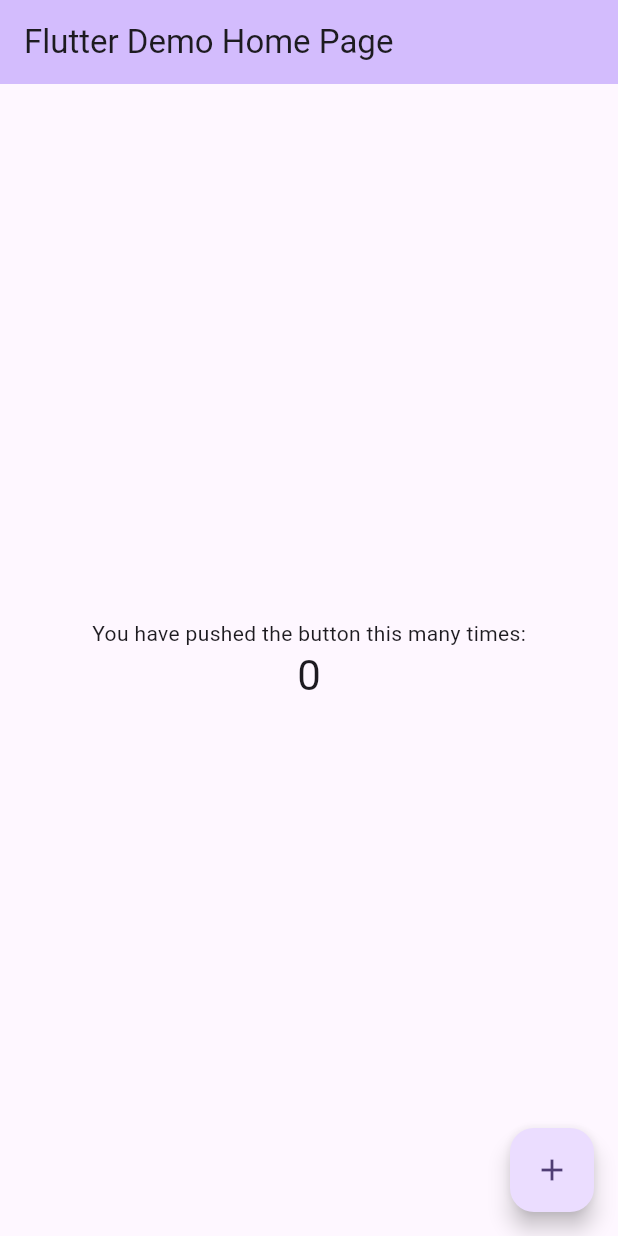
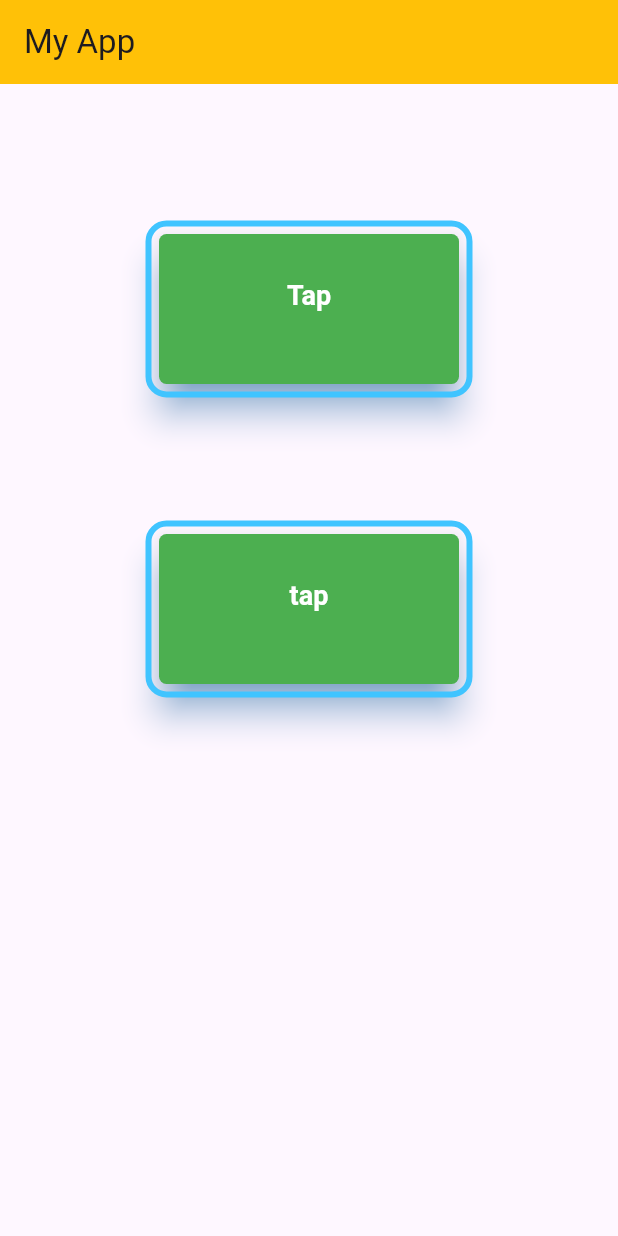
Before and after one commit to SAKIB0004/ostad_batch_8, a Flutter app: the screen it shows after launch, on a phone screen of 412 x 824 dp. Run offline on Flutter 3.47's test engine with Material 3 defaults, Android fonts, the phone set to English and light mode, and no system bars.

Commit message:
images-row-column

```diff
--- a/lib/main.dart
+++ b/lib/main.dart
@@ -1,125 +1,121 @@
+import 'package:flutter/cupertino.dart';
 import 'package:flutter/material.dart';
 
-void main() {
-  runApp(const MyApp());
+void main(){
+  runApp(myApp());
 }
 
-class MyApp extends StatelessWidget {
-  const MyApp({super.key});
-
-  // This widget is the root of your application.
+class myApp extends StatelessWidget{
   @override
   Widget build(BuildContext context) {
     return MaterialApp(
-      title: 'Flutter Demo',
-      theme: ThemeData(
-        // This is the theme of your application.
-        //
-        // TRY THIS: Try running your application with "flutter run". You'll see
-        // the application has a purple toolbar. Then, without quitting the app,
-        // try changing the seedColor in the colorScheme below to Colors.green
-        // and then invoke "hot reload" (save your changes or press the "hot
-        // reload" button in a Flutter-supported IDE, or press "r" if you used
-        // the command line to start the app).
-        //
-        // Notice that the counter didn't reset back to zero; the application
-        // state is not lost during the reload. To reset the state, use hot
-        // restart instead.
-        //
-        // This works for code too, not just values: Most code changes can be
-        // tested with just a hot reload.
-        colorScheme: ColorScheme.fromSeed(seedColor: Colors.deepPurple),
-        useMaterial3: true,
+      debugShowCheckedModeBanner: false,
+      title:"Hello World",
+      home: home(),
+    );
+  }
+
+}
+
+class home extends StatelessWidget {
+  const home({super.key});
+
+
+
+  @override
+  Widget build(BuildContext context) {
+    return Scaffold(
+
+      appBar: AppBar(
+        title: Text("My App"),
+        backgroundColor: Colors.amber,
       ),
-      home: const MyHomePage(title: 'Flutter Demo Home Page'),
+
+      body: Center(
+        child: Column(
+          children: [
+            SizedBox(
+              height: 100,
+            ),
+            ElevatedButton(
+              style: ElevatedButton.styleFrom(
+                backgroundColor: Colors.green,
+                foregroundColor: Colors.white,
+                textStyle: TextStyle(
+                  fontSize: 18,
+                  fontWeight: FontWeight.w600,
+                ),
+                alignment: Alignment.topCenter,
+                padding: EdgeInsets.symmetric(
+                    horizontal: 60,
+                    vertical: 30
+                ),
+                shadowColor: Colors.blue,
+                elevation: 10,
+                shape: RoundedRectangleBorder(
+                  borderRadius: BorderRadius.circular(5),
+                  side: BorderSide(
+                    color: Colors.lightBlueAccent,
+                    width: 4,
+                    strokeAlign: 3.5,
+
+                  ),
+
+                ),
+                maximumSize: Size(200, 100),
+                minimumSize: Size(200, 100),
+
+              ),
+            onPressed: (){
+                print("Tapped on elevated button 1");
+                },
+            child: Text("Tap"),
+
+            ),
+
+            SizedBox(height:100),
+
+            TextButton(
+              style: TextButton.styleFrom(
+                backgroundColor: Colors.green,
+                foregroundColor: Colors.white,
+                textStyle: TextStyle(
+                  fontSize: 18,
+                  fontWeight: FontWeight.w600,
+                ),
+                alignment: Alignment.topCenter,
+                padding: EdgeInsets.symmetric(
+                    horizontal: 60,
+                    vertical: 30
+                ),
+                shadowColor: Colors.blue,
+                elevation: 10,
+                shape: RoundedRectangleBorder(
+                  borderRadius: BorderRadius.circular(5),
+                  side: BorderSide(
+                    color: Colors.lightBlueAccent,
+                    width: 4,
+                    strokeAlign: 3.5,
+
+                  ),
+
+                ),
+                maximumSize: Size(200, 100),
+                minimumSize: Size(200, 100),
+              ),
+              onPressed: (){
+                print("tapped on Text buttom 2");
+              },
+              child: Text("tap"),
+            ),
+
+            SizedBox(height: 100,),
+
+
+          ],
+
+        ),
+      ),
     );
   }
 }
-
-class MyHomePage extends StatefulWidget {
-  const MyHomePage({super.key, required this.title});
-
-  // This widget is the home page of your application. It is stateful, meaning
-  // that it has a State object (defined below) that contains fields that affect
-  // how it looks.
-
-  // This class is the configuration for the state. It holds the values (in this
-  // case the title) provided by the parent (in this case the App widget) and
-  // used by the build method of the State. Fields in a Widget subclass are
-  // always marked "final".
-
-  final String title;
-
-  @override
-  State<MyHomePage> createState() => _MyHomePageState();
-}
-
-class _MyHomePageState extends State<MyHomePage> {
-  int _counter = 0;
-
-  void _incrementCounter() {
-    setState(() {
-      // This call to setState tells the Flutter framework that something has
-      // changed in this State, which causes it to rerun the build method below
-      // so that the display can reflect the updated values. If we changed
-      // _counter without calling setState(), then the build method would not be
-      // called again, and so nothing would appear to happen.
-      _counter++;
-    });
-  }
-
-  @override
-  Widget build(BuildContext context) {
-    // This method is rerun every time setState is called, for instance as done
-    // by the _incrementCounter method above.
-    //
-    // The Flutter framework has been optimized to make rerunning build methods
-    // fast, so that you can just rebuild anything that needs updating rather
-    // than having to individually change instances of widgets.
-    return Scaffold(
-      appBar: AppBar(
-        // TRY THIS: Try changing the color here to a specific color (to
-        // Colors.amber, perhaps?) and trigger a hot reload to see the AppBar
-        // change color while the other colors stay the same.
-        backgroundColor: Theme.of(context).colorScheme.inversePrimary,
-        // Here we take the value from the MyHomePage object that was created by
-        // the App.build method, and use it to set our appbar title.
-        title: Text(widget.title),
-      ),
-      body: Center(
-        // Center is a layout widget. It takes a single child and positions it
-        // in the middle of the parent.
-        child: Column(
-          // Column is also a layout widget. It takes a list of children and
-          // arranges them vertically. By default, it sizes itself to fit its
-          // children horizontally, and tries to be as tall as its parent.
-          //
-          // Column has various properties to control how it sizes itself and
-          // how it positions its children. Here we use mainAxisAlignment to
-          // center the children vertically; the main axis here is the vertical
-          // axis because Columns are vertical (the cross axis would be
-          // horizontal).
-          //
-          // TRY THIS: Invoke "debug painting" (choose the "Toggle Debug Paint"
-          // action in the IDE, or press "p" in the console), to see the
-          // wireframe for each widget.
-          mainAxisAlignment: MainAxisAlignment.center,
-          children: <Widget>[
-            const Text(
-              'You have pushed the button this many times:',
-            ),
-            Text(
-              '$_counter',
-              style: Theme.of(context).textTheme.headlineMedium,
-            ),
-          ],
-        ),
-      ),
-      floatingActionButton: FloatingActionButton(
-        onPressed: _incrementCounter,
-        tooltip: 'Increment',
-        child: const Icon(Icons.add),
-      ), // This trailing comma makes auto-formatting nicer for build methods.
-    );
-  }
-}
```
